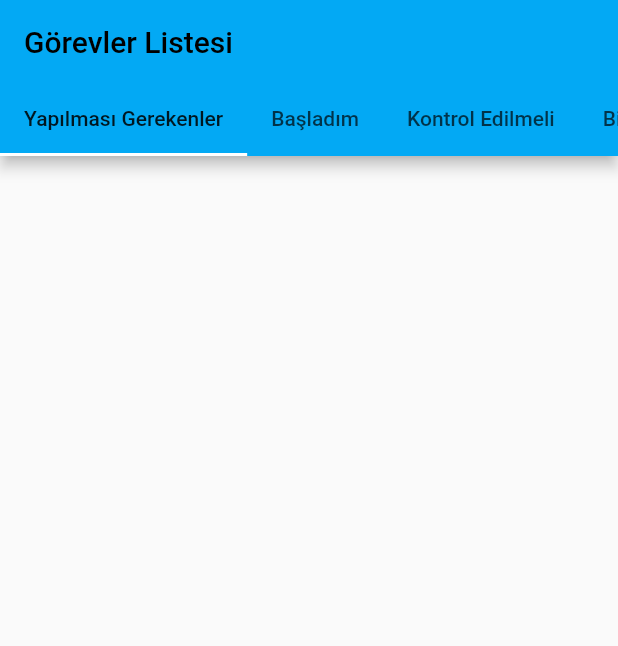
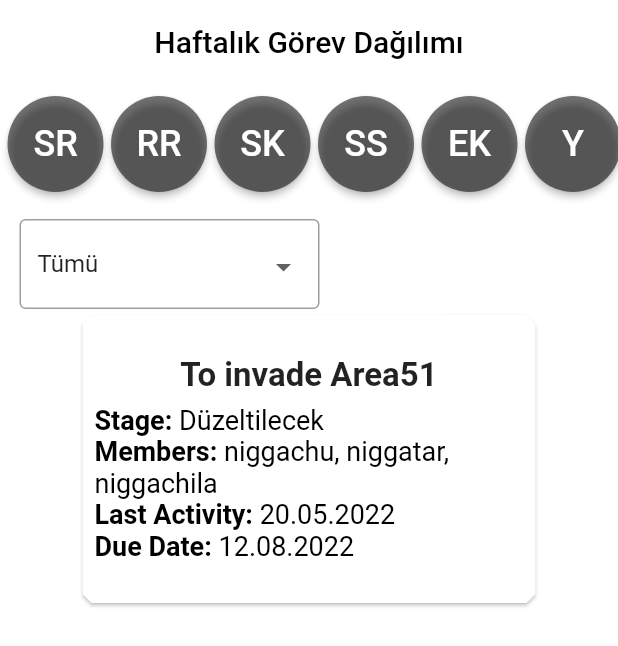
Before and after one commit to Rian55/report_app, a Flutter app: the screen it shows after launch, on a phone screen of 412 x 824 dp. Shown: the top 646 px of the screen. Run offline on Flutter 3.47's test engine with Material 2 defaults, Android fonts, the phone set to English and light mode, and no system bars; our stand-ins replace firebase_core; accounts and stored records are empty.

Commit message:
main interface items were added

```diff
--- /dev/null
+++ b/lib/MainPage.dart
@@ -0,0 +1,119 @@
+import 'package:flutter/material.dart';
+
+import 'Task.dart';
+
+class MainPage extends StatefulWidget {
+  final List<Task> tasks;
+
+  const MainPage({ Key? key, required this.tasks}): super(key: key);
+  @override
+  _MainPage createState() => _MainPage();
+
+}
+
+class _MainPage extends State<MainPage> {
+  List<DropdownMenuItem<String>> get dropdownItems{
+    List<DropdownMenuItem<String>> menuItems = [
+      const DropdownMenuItem(value: "Tümü", child: Text("Tümü")),
+      const DropdownMenuItem(value: "Yapılması Gerekenler", child: Text("Yapılması Gerekenler")),
+      const DropdownMenuItem(value: "Başladım", child: Text("Başladım")),
+      const DropdownMenuItem(value: "Kontrol Edilmeli", child: Text("Kontrol Edilmeli")),
+      const DropdownMenuItem(value: "Bitti", child: Text("Bitti")),
+      const DropdownMenuItem(value: "Düzeltilecek", child: Text("Düzeltilecek")),
+      const DropdownMenuItem(value: "Sabit Görevler", child: Text("Sabit Görevler")),
+      const DropdownMenuItem(value: "Her Cuma/Hafta", child: Text("Her Cuma/Hafta")),
+      const DropdownMenuItem(value: "Her Ay", child: Text("Her Ay")),
+    ];
+
+    return menuItems;
+  }
+  String selectedValue = "Tümü";
+
+
+    @override
+    Widget build(BuildContext context) {
+      return Container(
+        child: Column(
+            children: [
+              SizedBox(
+               height: 80.0,
+                child: ListView(
+                  shrinkWrap: true,
+                    scrollDirection: Axis.horizontal,
+                    children: [
+                      const SizedBox(width: 5,),
+                      getRndBtn("SR"),
+                      const SizedBox(width: 5,),
+                      getRndBtn("RR"),
+                      const SizedBox(width: 5,),
+                      getRndBtn("SK"),
+                      const SizedBox(width: 5,),
+                      getRndBtn("SS"),
+                      const SizedBox(width: 5,),
+                      getRndBtn("EK"),
+                      const SizedBox(width: 5,),
+                      getRndBtn("Y"),
+                      const SizedBox(width: 5,),
+                      getRndBtn("BG"),
+                      const SizedBox(width: 5,),
+                    ]
+                ),
+              ),
+
+              const SizedBox(height: 10,),
+              Row(
+                mainAxisAlignment: MainAxisAlignment.start,
+                children: [
+                  SizedBox(width: 13),
+                  Container(
+                    color: Colors.white,
+                    width: 200,
+                    height: 60,
+                    child: InputDecorator(
+                      decoration: const InputDecoration(border: OutlineInputBorder()),
+                      child: DropdownButtonHideUnderline(
+                        child: DropdownButton<String>(
+                          menuMaxHeight: 300,
+                          value: selectedValue,
+                          items: dropdownItems,
+                          onChanged: (String? choice){
+                            setState(() {
+                              selectedValue = choice!;
+                            });
+                            getRndBtn("text");
+                          },
+                        ),
+                      ),
+                    ),
+                  ),
+                ],
+              ),
+              widget.tasks[0],
+            ],
+        ),
+      );
+    }
+
+
+// method responsible of changing the text
+
+  Widget getRndBtn(String text){
+    return ElevatedButton(
+      onPressed: () {},
+      style: ElevatedButton.styleFrom(
+        fixedSize: const Size(40, 40),
+        shape: const CircleBorder(),
+        primary: Colors.black54,
+      ),
+      child: Text(
+        text,
+        style: const TextStyle(
+          fontSize: 24,
+          color: Colors.white,
+        ),
+      ),
+    );
+  }
+
+
+}
--- /dev/null
+++ b/lib/Task.dart
@@ -0,0 +1,82 @@
+import 'package:flutter/material.dart';
+
+class Task extends StatefulWidget{
+  final String title;
+  final List<String> members;
+  final String dueDate;
+  final String lastActivity;
+  final String stage;
+
+  const Task ({ Key? key, required this.title, required this.members,
+    required this.dueDate, required this.lastActivity, required this.stage }): super(key: key);
+
+  @override
+  _Task createState() => _Task();
+}
+
+class _Task extends State<Task>{
+
+  @override
+  Widget build(BuildContext context) {
+    return Container(
+      height: 200,
+      width: 310,
+      child: Card(
+        shape: BeveledRectangleBorder(borderRadius: BorderRadius.circular(6.0)),
+        child:
+          Padding(
+            padding: const EdgeInsets.all(8.0),
+            child: Column(
+              mainAxisAlignment: MainAxisAlignment.center,
+              crossAxisAlignment: CrossAxisAlignment.start,
+              children:[
+                Row(
+                  mainAxisAlignment: MainAxisAlignment.center,
+                  children: [
+                    Text(
+                      widget.title,
+                      style: const TextStyle(fontSize: 22, fontWeight: FontWeight.bold),
+                      textAlign: TextAlign.center,
+                    ),
+                  ],
+                ),
+                const SizedBox(height: 6,),
+                cardField("Stage: ", widget.stage),
+                cardField("Members: ", membersToStr()),
+                cardField("Last Activity: ", widget.lastActivity),
+                cardField("Due Date: ", widget.dueDate),
+              ]
+            ),
+          )
+      ),
+    );
+  }
+  String membersToStr(){
+    String rtrn = "";
+    for(int i = 0; i < widget.members.length; i++) {
+      rtrn += widget.members[i];
+      if(i != widget.members.length-1) {
+        rtrn += ", ";
+      }
+    }
+    return rtrn;
+  }
+
+  Widget cardField(String bldPart, String filler){
+    return RichText(
+      text: TextSpan(
+        // Note: Styles for TextSpans must be explicitly defined.
+        // Child text spans will inherit styles from parent
+        style: const TextStyle(
+          fontSize: 18.0,
+          color: Colors.black,
+        ),
+        children: <TextSpan>[
+          TextSpan(text: bldPart, style: const TextStyle(fontWeight: FontWeight.bold)),
+          TextSpan(text: filler),
+        ],
+      ),
+    );
+  }
+
+}
--- a/lib/main.dart
+++ b/lib/main.dart
@@ -2,6 +2,8 @@ import 'package:flutter/material.dart';
 import 'package:flutter/foundation.dart';
 import 'package:firebase_core/firebase_core.dart';
 import 'firebase_options.dart';
+import 'MainPage.dart';
+import 'Task.dart';
 
 
 void main() {
@@ -18,9 +20,9 @@ class MyApp extends StatelessWidget {
   @override
   Widget build(BuildContext context) {
     return MaterialApp(
-      title: 'Flutter Demo',
+      title: 'REPORT APP',
       theme: ThemeData(
-        primarySwatch: Colors.lightBlue,
+        primarySwatch: Colors.grey,
 
       ),
       home: const MyHomePage(),
@@ -33,27 +35,16 @@ class MyHomePage extends StatelessWidget {
 
   @override
   Widget build(BuildContext context) {
-    return DefaultTabController(
-      length: 8,
-      child: Scaffold(
+    return Scaffold(
+      backgroundColor: Colors.white,
         appBar: AppBar(
-          title: const Text('Görevler Listesi'),
-          bottom: const TabBar(
-            isScrollable: true,
-            tabs: [
-              Tab(text: 'Yapılması Gerekenler'),
-              Tab(text: 'Başladım'),
-              Tab(text: 'Kontrol Edilmeli'),
-              Tab(text: 'Bitti'),
-              Tab(text: 'Düzeltilecek'),
-              Tab(text: 'SABİT GÖREVLER'),
-              Tab(text: 'Her Cuma/Hafta'),
-              Tab(text: 'Her Ay'),
-            ],
-          ),
+          title: const Text('Haftalık Görev Dağılımı'),
+          elevation: 0.0,
+          centerTitle: true,
+          backgroundColor: Colors.transparent,
         ),
-
-      ),
-    );
+      body: const MainPage(tasks: [Task(title: "To invade Area51", lastActivity: "20.05.2022",
+        dueDate: "12.08.2022", members: ["niggachu", "niggatar", "niggachila"], stage: "Düzeltilecek",)]),
+      );
   }
 }
```
Also changed, not shown: 1 other file.
